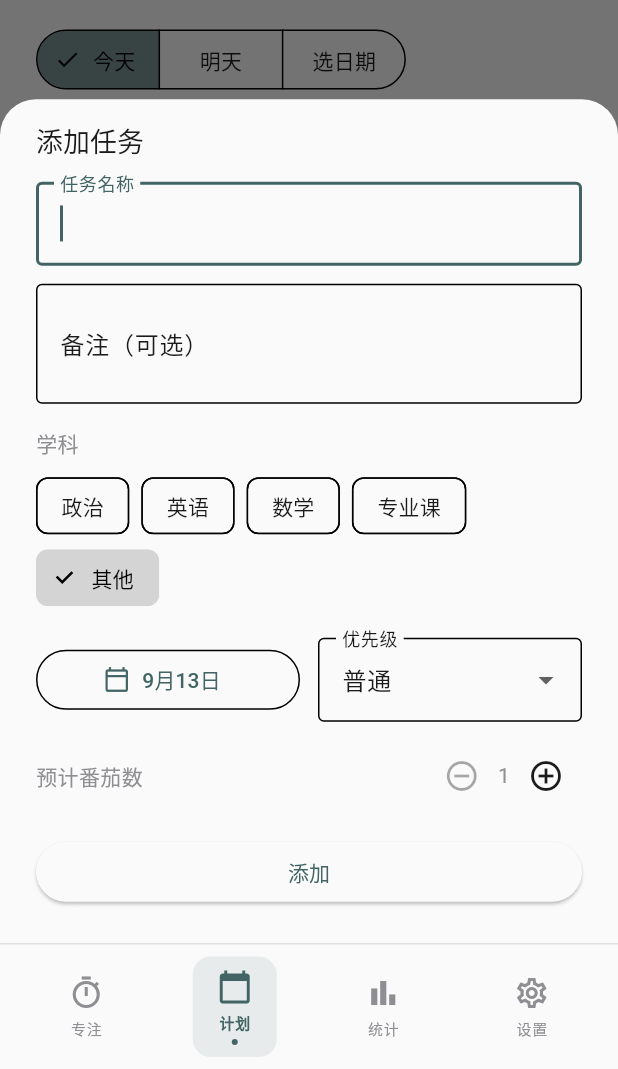
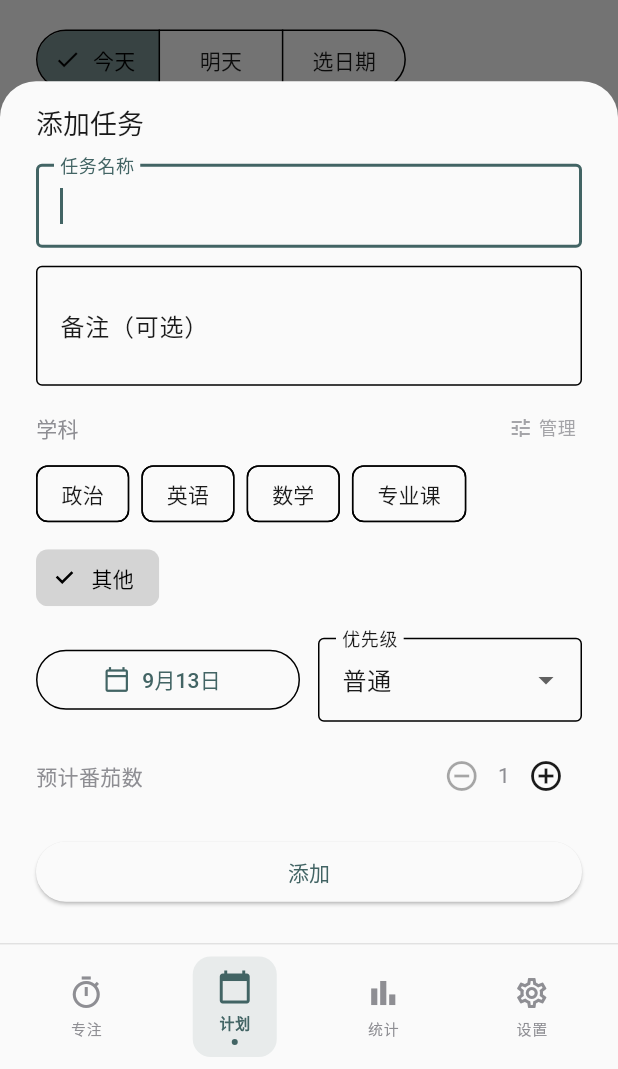
Before and after one commit to yexinsky/qingzhou-focus-timer, a Flutter app: the screen it shows after launch, item 2 of the bottom bar chosen, after a tap on the "add" icon, on a phone screen of 412 x 824 dp, the part 167-1236 px from its top. Run offline on Flutter 3.47's test engine with Material 3 defaults, Android fonts, the phone set to English and light mode, and no system bars; our stand-ins replace file_picker, fl_chart, flutter_local_notifications, flutter_riverpod, go_router, hive and 5 more; accounts and stored records are empty.

Commit message:
feat: allow custom subject management
科目标签不再固定：SubjectRepository 持久化学科配置（SharedPreferences），预设五科为种子数据，支持新增与删除。新增科目从莫兰迪扩展调色板自动分配未占用颜色；删除科目进入存档区，颜色保留供历史记录着色，重新添加同名科目恢复原色。新增共用「管理科目」弹窗，接入按科目专注与添加任务两处入口。

```diff
--- a/lib/core/theme/app_colors.dart
+++ b/lib/core/theme/app_colors.dart
@@ -24,8 +24,16 @@ class AppColors {
   static const Color subjectMajor = Color(0xFF8B7B8B); // 专业课 - 灰紫
   static const Color subjectOther = Color(0xFF7A7A7A); // 其他 - 暖灰
 
-  // 学科颜色 Map
-  static const Map<String, Color> subjectColorMap = {
+  // 预设科目名单（首次启动种子数据，用户可增删）
+  static const List<String> presetSubjectNames = [
+    '政治',
+    '英语',
+    '数学',
+    '专业课',
+    '其他',
+  ];
+
+  static const Map<String, Color> presetSubjectColorMap = {
     '政治': subjectPolitics,
     '英语': subjectEnglish,
     '数学': subjectMath,
@@ -33,14 +41,29 @@ class AppColors {
     '其他': subjectOther,
   };
 
-  // 固定科目名单（考研科目，可直接按科目专注）
-  static const List<String> subjectNames = [
-    '政治',
-    '英语',
-    '数学',
-    '专业课',
-    '其他',
+  // 自定义科目的扩展调色板（低饱和莫兰迪系），按序分配未被占用的颜色
+  static const List<Color> customSubjectPalette = [
+    Color(0xFF6B8E71), // 灰绿
+    Color(0xFF5C7A99), // 青蓝
+    Color(0xFF995C5C), // 砖红
+    Color(0xFF8A6F55), // 驼棕
+    Color(0xFF4F7D7D), // 黛青
+    Color(0xFFA0785C), // 杏褐
+    Color(0xFF77808B), // 蓝灰
+    Color(0xFF96819B), // 藕紫
   ];
+
+  // 运行期注册的学科颜色（含自定义与已删除科目的存档色，保证历史记录着色稳定）
+  static final Map<String, Color> _registeredSubjectColors = {};
+
+  static void registerSubjectColor(String name, Color color) =>
+      _registeredSubjectColors[name] = color;
+
+  // 学科颜色 Map（预设 + 注册的自定义/存档色）
+  static Map<String, Color> get subjectColorMap => {
+    ...presetSubjectColorMap,
+    ..._registeredSubjectColors,
+  };
 
   // 获取学科颜色
   static Color getSubjectColor(String subject) {
--- /dev/null
+++ b/lib/data/repositories/subject_repository.dart
@@ -0,0 +1,141 @@
+import 'dart:convert';
+
+import 'package:flutter/painting.dart';
+import 'package:shared_preferences/shared_preferences.dart';
+
+import '../../core/theme/app_colors.dart';
+
+/// 一个可选的学科条目（名称 + 稳定颜色）。
+class SubjectOption {
+  final String name;
+  final int colorValue;
+
+  const SubjectOption({required this.name, required this.colorValue});
+
+  Color get color => Color(colorValue);
+
+  Map<String, dynamic> toJson() => {'name': name, 'color': colorValue};
+
+  factory SubjectOption.fromJson(Map<String, dynamic> json) => SubjectOption(
+    name: json['name'] as String,
+    colorValue: json['color'] as int,
+  );
+}
+
+/// 学科配置仓库：学科列表用户可增删，持久化到 SharedPreferences。
+///
+/// 被删除的学科进入存档区，颜色保留在 [AppColors] 注册表里，
+/// 让历史专注记录与统计仍按原学科色渲染；再次添加同名学科时恢复原色。
+class SubjectRepository {
+  static const String _storageKey = 'subject_config_v1';
+
+  late SharedPreferences _prefs;
+  List<SubjectOption> _active = const [];
+  List<SubjectOption> _archived = const [];
+
+  Future<void> init() async {
+    _prefs = await SharedPreferences.getInstance();
+    final raw = _prefs.getString(_storageKey);
+    if (raw == null) {
+      _active = [
+        for (final name in AppColors.presetSubjectNames)
+          SubjectOption(
+            name: name,
+            colorValue: AppColors.presetSubjectColorMap[name]!.toARGB32(),
+          ),
+      ];
+      _archived = const [];
+      await _persist();
+    } else {
+      try {
+        final data = jsonDecode(raw) as Map<String, dynamic>;
+        _active = _decodeList(data['active']);
+        _archived = _decodeList(data['archived']);
+        if (_active.isEmpty && _archived.isEmpty) {
+          _active = _defaultSubjects();
+          await _persist();
+        }
+      } catch (_) {
+        _active = _defaultSubjects();
+        _archived = const [];
+        await _persist();
+      }
+    }
+    _syncColorRegistry();
+  }
+
+  /// 当前可选学科列表（顺序即展示顺序）。
+  List<SubjectOption> get subjects => List.unmodifiable(_active);
+
+  /// 新增学科。同名（含已删除的）不会重复：已存档的同名学科会被恢复并保留原色。
+  /// 返回是否发生了变更。
+  Future<bool> add(String rawName) async {
+    final name = rawName.trim();
+    if (name.isEmpty) return false;
+    if (_active.any((s) => s.name == name)) return false;
+
+    final archivedIndex = _archived.indexWhere((s) => s.name == name);
+    if (archivedIndex >= 0) {
+      final restored = _archived.removeAt(archivedIndex);
+      _active.add(restored);
+    } else {
+      _active = [
+        ..._active,
+        SubjectOption(name: name, colorValue: _nextColor().toARGB32()),
+      ];
+    }
+    _syncColorRegistry();
+    await _persist();
+    return true;
+  }
+
+  /// 删除学科（移入存档区，颜色保留供历史数据渲染）。返回是否发生了变更。
+  Future<bool> remove(String name) async {
+    final index = _active.indexWhere((s) => s.name == name);
+    if (index < 0) return false;
+    final removed = _active.removeAt(index);
+    if (!_archived.any((s) => s.name == removed.name)) {
+      _archived = [..._archived, removed];
+    }
+    await _persist();
+    return true;
+  }
+
+  /// 为新学科分配颜色：优先取调色板中未被现有学科占用的颜色，全部占用时循环取色。
+  Color _nextColor() {
+    final used = _active.map((s) => Color(s.colorValue)).toSet();
+    return AppColors.customSubjectPalette.firstWhere(
+      (color) => !used.contains(color),
+      orElse: () => AppColors.customSubjectPalette[_active.length %
+          AppColors.customSubjectPalette.length],
+    );
+  }
+
+  void _syncColorRegistry() {
+    for (final subject in [..._active, ..._archived]) {
+      AppColors.registerSubjectColor(subject.name, subject.color);
+    }
+  }
+
+  List<SubjectOption> _decodeList(dynamic raw) => (raw as List<dynamic>? ?? [])
+      .map(
+        (item) => SubjectOption.fromJson((item as Map<String, dynamic>)),
+      )
+      .toList();
+
+  List<SubjectOption> _defaultSubjects() => [
+    for (final name in AppColors.presetSubjectNames)
+      SubjectOption(
+        name: name,
+        colorValue: AppColors.presetSubjectColorMap[name]!.toARGB32(),
+      ),
+  ];
+
+  Future<void> _persist() => _prefs.setString(
+    _storageKey,
+    jsonEncode({
+      'active': [for (final s in _active) s.toJson()],
+      'archived': [for (final s in _archived) s.toJson()],
+    }),
+  );
+}
--- a/lib/main.dart
+++ b/lib/main.dart
@@ -4,8 +4,10 @@ import 'package:flutter_riverpod/flutter_riverpod.dart';
 import 'app.dart';
 import 'core/services/session_feedback_service.dart';
 import 'data/repositories/settings_repository.dart';
+import 'data/repositories/subject_repository.dart';
 import 'data/repositories/feynman_repository.dart';
 import 'providers/feynman_provider.dart';
+import 'providers/subject_provider.dart';
 import 'data/repositories/task_repository.dart';
 import 'providers/session_feedback_provider.dart';
 import 'providers/timer_provider.dart';
@@ -28,6 +30,8 @@ Future<void> main() async {
     await feynmanRepository.init();
     final settingsRepository = SettingsRepository();
     await settingsRepository.init();
+    final subjectRepository = SubjectRepository();
+    await subjectRepository.init();
     final feedbackService = SessionFeedbackService();
     await feedbackService.initialize();
 
@@ -36,6 +40,7 @@ Future<void> main() async {
         overrides: [
           taskRepositoryProvider.overrideWithValue(taskRepository),
           settingsRepositoryProvider.overrideWithValue(settingsRepository),
+          subjectRepositoryProvider.overrideWithValue(subjectRepository),
           feynmanRepositoryProvider.overrideWithValue(feynmanRepository),
           sessionFeedbackServiceProvider.overrideWithValue(feedbackService),
         ],
--- a/lib/views/plan/widgets/add_task_sheet.dart
+++ b/lib/views/plan/widgets/add_task_sheet.dart
@@ -1,8 +1,11 @@
 import 'package:flutter/material.dart';
+import 'package:flutter_riverpod/flutter_riverpod.dart';
 import '../../../core/theme/app_colors.dart';
 import '../../../data/models/task.dart';
+import '../../../providers/subject_provider.dart';
+import '../../widgets/subject_manage_sheet.dart';
 
-class AddTaskSheet extends StatefulWidget {
+class AddTaskSheet extends ConsumerStatefulWidget {
   final Task? task;
   final DateTime initialDate;
   final ValueChanged<Task> onSave;
@@ -13,25 +16,26 @@ class AddTaskSheet extends StatefulWidget {
     required this.onSave,
   });
   @override
-  State<AddTaskSheet> createState() => _AddTaskSheetState();
+  ConsumerState<AddTaskSheet> createState() => _AddTaskSheetState();
 }
 
-class _AddTaskSheetState extends State<AddTaskSheet> {
+class _AddTaskSheetState extends ConsumerState<AddTaskSheet> {
   late final TextEditingController _title;
   late final TextEditingController _note;
   late String _subject;
   late DateTime _date;
   late int _priority;
   late int _estimated;
-  final _subjects = const ['政治', '英语', '数学', '专业课', '其他'];
 
   @override
   void initState() {
     super.initState();
     final task = widget.task;
+    final subjects = ref.read(subjectsProvider).map((s) => s.name).toList();
     _title = TextEditingController(text: task?.title ?? '');
     _note = TextEditingController(text: task?.note ?? '');
-    _subject = task?.subject ?? '其他';
+    final fallback = subjects.isNotEmpty ? subjects.first : '其他';
+    _subject = task?.subject ?? (subjects.contains('其他') ? '其他' : fallback);
     _date = task == null ? widget.initialDate : DateTime.parse(task.dateKey);
     _priority = task?.priority ?? 1;
     _estimated = task?.estimatedPomodoros ?? 1;
@@ -117,19 +121,51 @@ class _AddTaskSheetState extends State<AddTaskSheet> {
               ),
             ),
             const SizedBox(height: 16),
-            const Text('学科'),
+            Row(
+              children: [
+                const Text('学科'),
+                const Spacer(),
+                InkWell(
+                  onTap: () => SubjectManageSheet.show(context),
+                  borderRadius: BorderRadius.circular(8),
+                  child: Padding(
+                    padding: const EdgeInsets.all(4),
+                    child: Row(
+                      mainAxisSize: MainAxisSize.min,
+                      children: [
+                        Icon(
+                          Icons.tune,
+                          size: 16,
+                          color: AppColors.textSecondary.withValues(alpha: 0.8),
+                        ),
+                        const SizedBox(width: 4),
+                        Text(
+                          '管理',
+                          style: Theme.of(context).textTheme.bodySmall
+                              ?.copyWith(
+                                color: AppColors.textSecondary.withValues(
+                                  alpha: 0.8,
+                                ),
+                              ),
+                        ),
+                      ],
+                    ),
+                  ),
+                ),
+              ],
+            ),
             const SizedBox(height: 8),
             Wrap(
               spacing: 8,
-              children: _subjects
+              runSpacing: 8,
+              children: ref
+                  .watch(subjectsProvider)
                   .map(
                     (s) => ChoiceChip(
-                      label: Text(s),
-                      selected: _subject == s,
-                      onSelected: (_) => setState(() => _subject = s),
-                      selectedColor: AppColors.getSubjectColor(
-                        s,
-                      ).withValues(alpha: .3),
+                      label: Text(s.name),
+                      selected: _subject == s.name,
+                      onSelected: (_) => setState(() => _subject = s.name),
+                      selectedColor: s.color.withValues(alpha: .3),
                     ),
                   )
                   .toList(),
```
Also changed, not shown: lib/providers/subject_provider.dart (added, +31 -0 lines), lib/views/focus/widgets/task_selector_sheet.dart (+56 -11 lines), lib/views/widgets/subject_manage_sheet.dart (added, +149 -0 lines), 2 other files.
